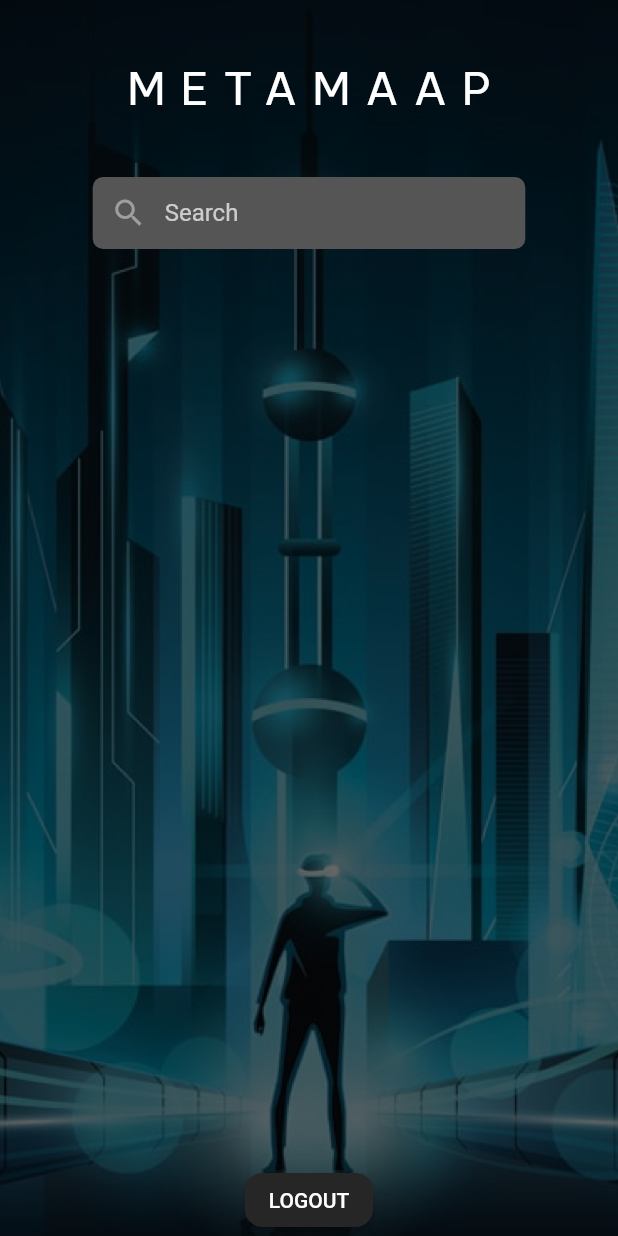
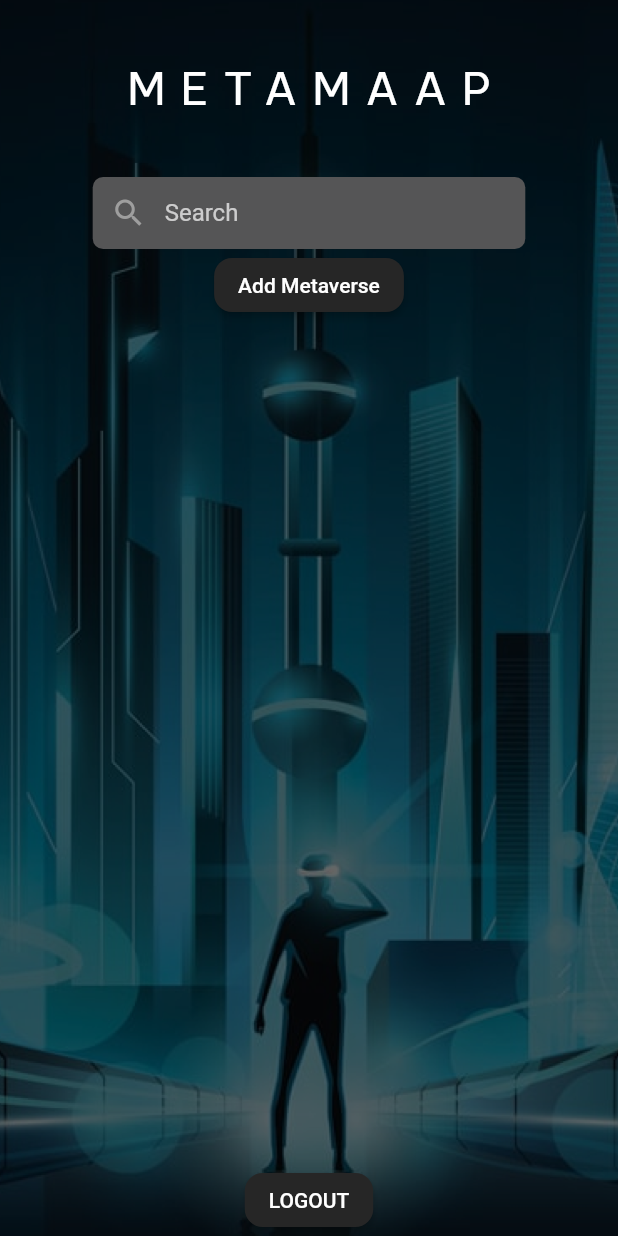
Before and after one commit to krifin/flutter-app-native, a Flutter app: the MyHome1 screen opened by its route, on a phone screen of 412 x 824 dp. Run offline on Flutter 3.47's test engine with Material 2 defaults, Android fonts, the phone set to English and light mode, and no system bars; our stand-ins replace cloud_firestore, firebase_auth, firebase_core, google_sign_in, webview_flutter; missing offline and left inert: walletconnect_dart; accounts and stored records are empty.

Commit message:
add metaverse page added

```diff
--- a/lib/homeAfterLogin.dart
+++ b/lib/homeAfterLogin.dart
@@ -130,6 +130,20 @@ class _MyHome1State extends State<MyHome1> {
                     ),
                   ),
                 ),
+                ElevatedButton(
+                    style: ElevatedButton.styleFrom(
+                      primary: Color(0xff262626),
+                      shape: RoundedRectangleBorder(
+                        borderRadius: BorderRadius.circular(12.0),
+                      ),
+                    ),
+                    onPressed: () async {
+                      Navigator.pushNamed(context, "addMeta");
+                    },
+                    child: Text(
+                      "Add Metaverse",
+                      style: TextStyle(color: Colors.white),
+                    )),
               ],
             ),
           ),
--- a/lib/main.dart
+++ b/lib/main.dart
@@ -1,5 +1,6 @@
 import 'package:firebase_core/firebase_core.dart';
 import 'package:flutter/material.dart';
+import 'package:flutterapp/addMetaverse.dart';
 
 import 'package:flutterapp/connect.dart';
 import 'package:flutterapp/emailLogin.dart';
@@ -25,7 +26,8 @@ void main() async {
       'connectnew': (context) => ConnectNew(),
       'emailLogin': (context) => EmailLogin(),
       'emailSignup': (context) => EmailSignup(),
-      'home1': (context) => MyHome1()
+      'home1': (context) => MyHome1(),
+      'addMeta': (context) => AddMetaverse()
     },
   ));
 }
```
Also changed, not shown: lib/addMetaverse.dart (added, +75 -0 lines).
